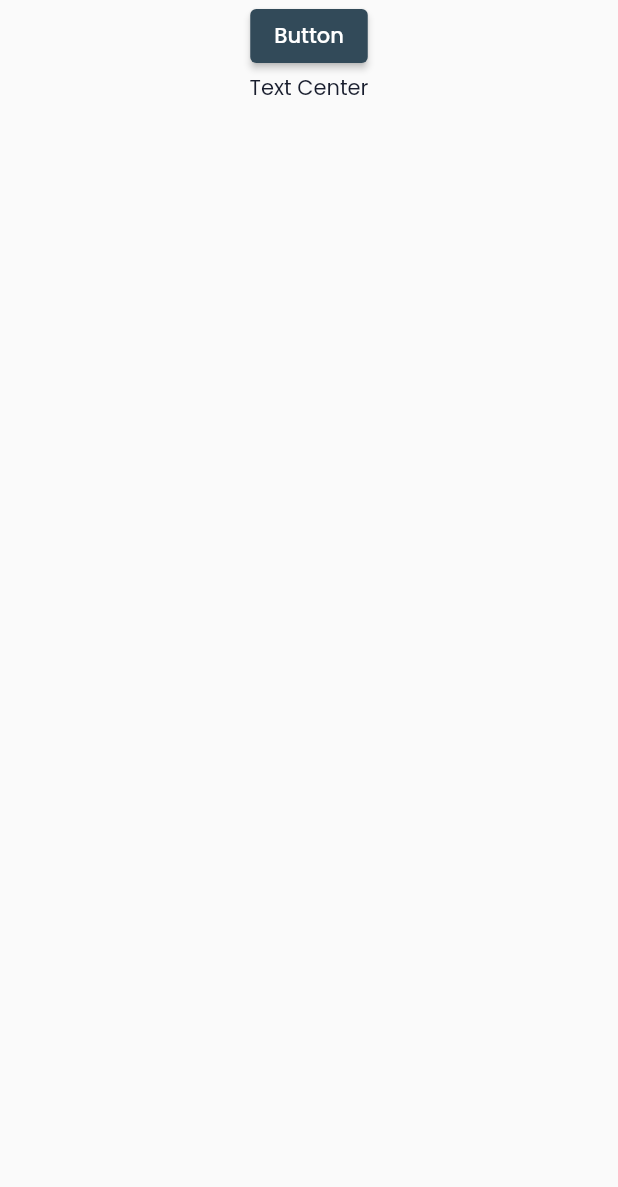
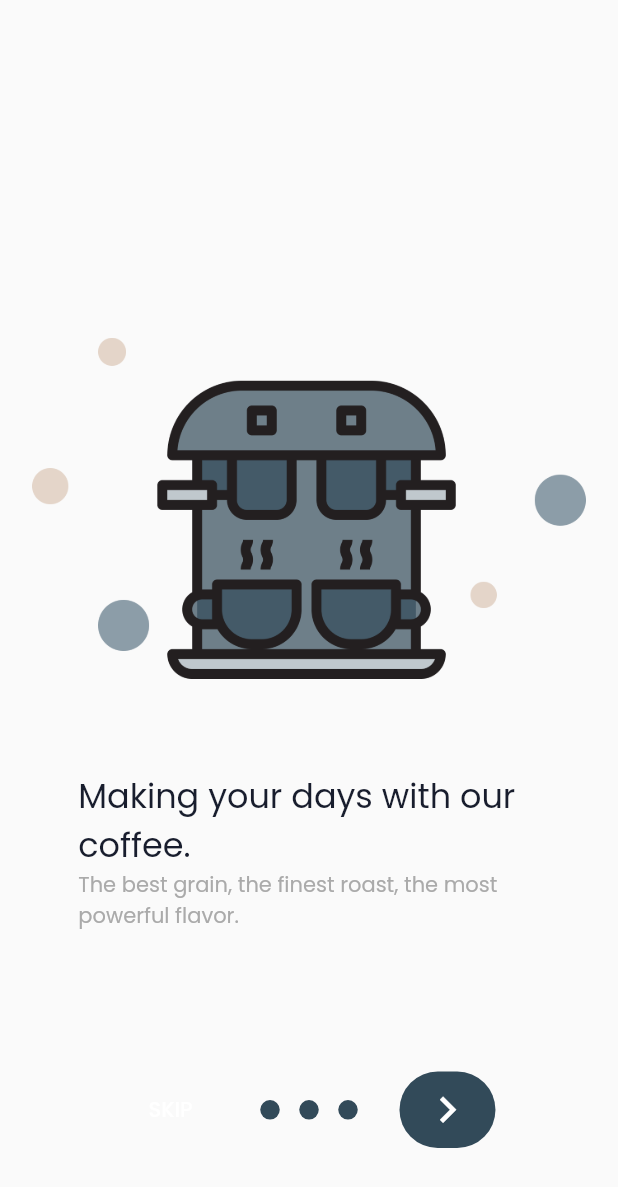
Before and after one commit to alessondejesus/flutter_coffee_full_project, a Flutter app: the screen it shows after launch, on a phone screen of 412 x 824 dp. Shown: the top 1187 px of the screen. Run offline on Flutter 3.47's test engine with Material 2 defaults, Android fonts, the phone set to English and light mode, and no system bars; drawn by our look-alikes of intro_slider; our stand-ins replace flutter_screenutil, font_awesome_flutter, get, google_fonts, modal_bottom_sheet; missing offline and left inert: flutter_intro.

Commit message:
feat: finalizando tela welcome e bottom sheet de login

```diff
--- a/lib/main.dart
+++ b/lib/main.dart
@@ -1,3 +1,4 @@
+import 'package:coffee/screens/welcome/welcome_screen.dart';
 import 'package:flutter/material.dart';
 import 'package:flutter_screenutil/flutter_screenutil.dart';
 import 'package:get/get.dart';
@@ -35,16 +36,7 @@ class MyApp extends StatelessWidget {
             bodyColor: Color.fromRGBO(24, 29, 45, 1),
           ),
         ),
-        home: Scaffold(
-          body: Center(
-            child: Column(
-              children: [
-                ElevatedButton(onPressed: () => {}, child: Text('Button')),
-                Text('Text Center'),
-              ],
-            ),
-          ),
-        ),
+        home: WelcomeScreen(),
       ),
     );
   }
--- /dev/null
+++ b/lib/screens/utils/remove_behavior_util.dart
@@ -0,0 +1,9 @@
+import 'package:flutter/material.dart';
+
+class RemoveBehaviorUtil extends ScrollBehavior {
+  @override
+  Widget buildViewportChrome(
+      BuildContext context, Widget child, AxisDirection axisDirection) {
+    return child;
+  }
+}
--- /dev/null
+++ b/lib/screens/welcome/welcome_screen.dart
@@ -0,0 +1,167 @@
+import 'package:coffee/screens/auth/login_bottom_sheet.dart';
+import 'package:coffee/screens/utils/remove_behavior_util.dart';
+import 'package:flutter/material.dart';
+import 'package:flutter_screenutil/flutter_screenutil.dart';
+import 'package:intro_slider/intro_slider.dart';
+import 'package:intro_slider/slide_object.dart';
+import 'package:modal_bottom_sheet/modal_bottom_sheet.dart';
+
+class WelcomeScreen extends StatefulWidget {
+  const WelcomeScreen({Key? key}) : super(key: key);
+
+  @override
+  _WelcomeScreenState createState() => _WelcomeScreenState();
+}
+
+class _WelcomeScreenState extends State<WelcomeScreen> {
+  List<Slide> slides = [];
+
+  @override
+  void initState() {
+    super.initState();
+
+    slides.add(
+      new Slide(
+        title: "Making your days with our coffee.",
+        description:
+            "The best grain, the finest roast, the most powerful flavor.",
+      ),
+    );
+
+    slides.add(
+      new Slide(
+        title: "Gain energy.",
+        description:
+            "The best grain, the finest roast, the most powerful flavor.",
+      ),
+    );
+
+    slides.add(
+      new Slide(
+        title: "Be happy :)",
+        description:
+            "The best grain, the finest roast, the most powerful flavor.",
+      ),
+    );
+  }
+
+  void onDonePress() {
+    showMaterialModalBottomSheet(
+        shape: RoundedRectangleBorder(
+          borderRadius: BorderRadius.circular(30.0),
+        ),
+        context: context,
+        builder: (context) => LoginBottomSheet());
+  }
+
+  Widget renderNextBtn() {
+    return Icon(
+      Icons.navigate_next,
+      color: Colors.white,
+      size: 35.0,
+    );
+  }
+
+  Widget renderDoneBtn() {
+    return Icon(
+      Icons.done,
+      color: Colors.white,
+    );
+  }
+
+  ButtonStyle myButtonStyle() {
+    return ButtonStyle(
+      shape: MaterialStateProperty.all<OutlinedBorder>(StadiumBorder()),
+      backgroundColor:
+          MaterialStateProperty.all<Color>(Color.fromRGBO(50, 74, 89, 1)),
+      overlayColor: MaterialStateProperty.all<Color>(Color(0x33FFA8B0)),
+    );
+  }
+
+  renderListCustomTabs() {
+    List<Widget> tabs = [];
+
+    for (int i = 0; i < slides.length; i++) {
+      Slide currentSlide = slides[i];
+      tabs.add(
+        Container(
+          child: Column(
+            children: <Widget>[
+              Text(
+                '${currentSlide.title}',
+                style: TextStyle(
+                  fontSize: ScreenUtil().setSp(22),
+                ),
+              ),
+              Text(
+                '${currentSlide.description}',
+                style: TextStyle(color: Color.fromRGBO(170, 170, 170, 1)),
+              ),
+            ],
+          ),
+        ),
+      );
+    }
+
+    return tabs;
+  }
+
+  @override
+  Widget build(BuildContext context) {
+    return Scaffold(
+      body: ListView(
+        children: [
+          SizedBox(
+            width: ScreenUtil().screenWidth,
+            height: ScreenUtil().screenHeight,
+            child: Column(
+              mainAxisAlignment: MainAxisAlignment.center,
+              crossAxisAlignment: CrossAxisAlignment.center,
+              children: [
+                Container(
+                  width: ScreenUtil().setWidth(336),
+                  padding: EdgeInsets.only(top: ScreenUtil().setHeight(174)),
+                  child: Image.asset('assets/images/welcome/coffee_layer.png'),
+                ),
+                ScrollConfiguration(
+                  behavior: RemoveBehaviorUtil(),
+                  child: Container(
+                    height: ScreenUtil().setHeight(318),
+                    width: ScreenUtil().setWidth(280),
+                    padding: EdgeInsets.only(top: ScreenUtil().setHeight(60)),
+                    child: IntroSlider(
+                      listCustomTabs: this.renderListCustomTabs(),
+                      // List slides
+                      slides: this.slides,
+
+                      // Next button
+                      renderNextBtn: this.renderNextBtn(),
+                      nextButtonStyle: myButtonStyle(),
+
+                      // Done button
+                      renderDoneBtn: this.renderDoneBtn(),
+                      onDonePress: this.onDonePress,
+                      doneButtonStyle: myButtonStyle(),
+
+                      // Dot indicator
+                      colorDot: Theme.of(context).buttonColor,
+                      colorActiveDot: Color.fromRGBO(50, 74, 89, 1),
+                      sizeDot: 13.0,
+
+                      // Show or hide status bar
+                      hideStatusBar: true,
+                      // backgroundColorAllSlides: Colors.grey,
+
+                      // Scrollbar
+                      // verticalScrollbarBehavior: scrollbarBehavior.SHOW_ALWAYS,
+                    ),
+                  ),
+                ),
+              ],
+            ),
+          )
+        ],
+      ),
+    );
+  }
+}
```
Also changed, not shown: lib/screens/auth/login_bottom_sheet.dart (added, +132 -0 lines), lib/screens/home/home_screen.dart (added, +346 -0 lines), pubspec.yaml (+7 -4 lines), assets/images/welcome/coffee_layer.png (added), pubspec.lock.
